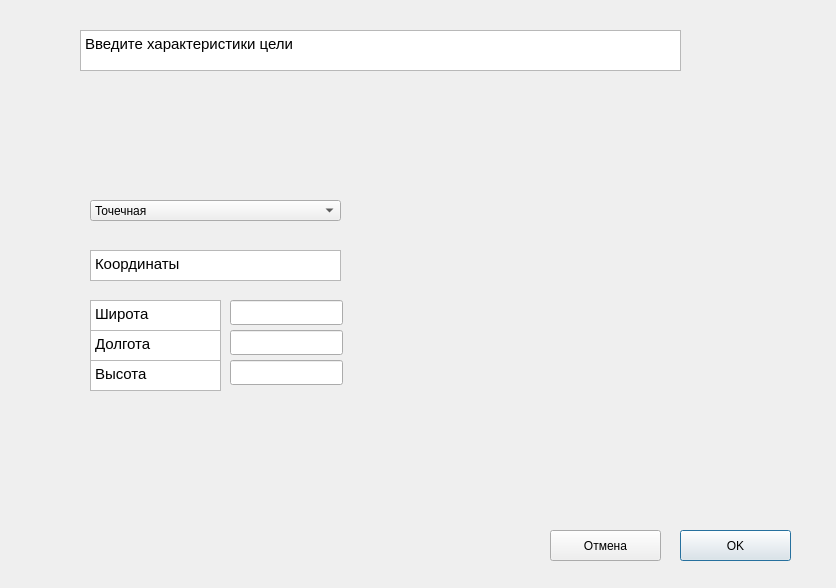
Above: addaim.ui from EgorovaAnna/gpbla before the change. Below: the same form after it.
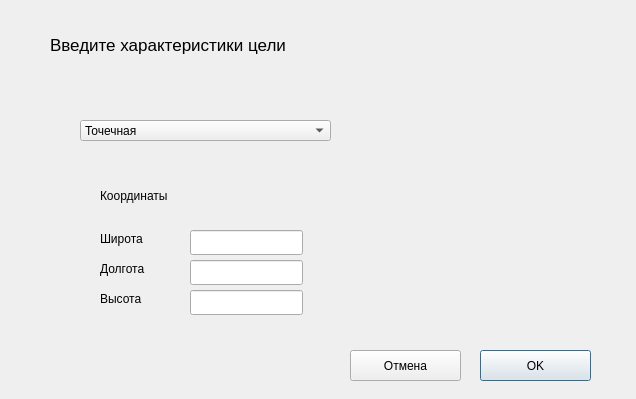
That is the form after the change.

Diff of the .ui file:
```diff
--- a/addaim.ui
+++ b/addaim.ui
@@ -6,35 +6,18 @@
    <rect>
     <x>0</x>
     <y>0</y>
-    <width>836</width>
-    <height>588</height>
+    <width>636</width>
+    <height>399</height>
    </rect>
   </property>
   <property name="windowTitle">
    <string>Dialog</string>
   </property>
-  <widget class="QTextBrowser" name="textBrowser">
-   <property name="geometry">
-    <rect>
-     <x>80</x>
-     <y>30</y>
-     <width>601</width>
-     <height>41</height>
-    </rect>
-   </property>
-   <property name="html">
-    <string>&lt;!DOCTYPE HTML PUBLIC &quot;-//W3C//DTD HTML 4.0//EN&quot; &quot;http://www.w3.org/TR/REC-html40/strict.dtd&quot;&gt;
-&lt;html&gt;&lt;head&gt;&lt;meta name=&quot;qrichtext&quot; content=&quot;1&quot; /&gt;&lt;style type=&quot;text/css&quot;&gt;
-p, li { white-space: pre-wrap; }
-&lt;/style&gt;&lt;/head&gt;&lt;body style=&quot; font-family:'Ubuntu'; font-size:11pt; font-weight:400; font-style:normal;&quot;&gt;
-&lt;p style=&quot; margin-top:0px; margin-bottom:0px; margin-left:0px; margin-right:0px; -qt-block-indent:0; text-indent:0px;&quot;&gt;Введите характеристики цели&lt;/p&gt;&lt;/body&gt;&lt;/html&gt;</string>
-   </property>
-  </widget>
   <widget class="QComboBox" name="type">
    <property name="geometry">
     <rect>
-     <x>90</x>
-     <y>200</y>
+     <x>80</x>
+     <y>120</y>
      <width>251</width>
      <height>21</height>
     </rect>
@@ -53,8 +36,8 @@
   <widget class="QLineEdit" name="lat">
    <property name="geometry">
     <rect>
-     <x>230</x>
-     <y>300</y>
+     <x>190</x>
+     <y>230</y>
      <width>113</width>
      <height>25</height>
     </rect>
@@ -66,96 +49,28 @@
   <widget class="QLineEdit" name="lon">
    <property name="geometry">
     <rect>
-     <x>230</x>
-     <y>330</y>
+     <x>190</x>
+     <y>260</y>
      <width>113</width>
      <height>25</height>
     </rect>
    </property>
   </widget>
-  <widget class="QTextBrowser" name="textBrowser_2">
-   <property name="geometry">
-    <rect>
-     <x>90</x>
-     <y>250</y>
-     <width>251</width>
-     <height>31</height>
-    </rect>
-   </property>
-   <property name="html">
-    <string>&lt;!DOCTYPE HTML PUBLIC &quot;-//W3C//DTD HTML 4.0//EN&quot; &quot;http://www.w3.org/TR/REC-html40/strict.dtd&quot;&gt;
-&lt;html&gt;&lt;head&gt;&lt;meta name=&quot;qrichtext&quot; content=&quot;1&quot; /&gt;&lt;style type=&quot;text/css&quot;&gt;
-p, li { white-space: pre-wrap; }
-&lt;/style&gt;&lt;/head&gt;&lt;body style=&quot; font-family:'Ubuntu'; font-size:11pt; font-weight:400; font-style:normal;&quot;&gt;
-&lt;p style=&quot; margin-top:0px; margin-bottom:0px; margin-left:0px; margin-right:0px; -qt-block-indent:0; text-indent:0px;&quot;&gt;Координаты&lt;/p&gt;&lt;/body&gt;&lt;/html&gt;</string>
-   </property>
-  </widget>
-  <widget class="QTextBrowser" name="textBrowser_3">
-   <property name="geometry">
-    <rect>
-     <x>90</x>
-     <y>300</y>
-     <width>131</width>
-     <height>31</height>
-    </rect>
-   </property>
-   <property name="html">
-    <string>&lt;!DOCTYPE HTML PUBLIC &quot;-//W3C//DTD HTML 4.0//EN&quot; &quot;http://www.w3.org/TR/REC-html40/strict.dtd&quot;&gt;
-&lt;html&gt;&lt;head&gt;&lt;meta name=&quot;qrichtext&quot; content=&quot;1&quot; /&gt;&lt;style type=&quot;text/css&quot;&gt;
-p, li { white-space: pre-wrap; }
-&lt;/style&gt;&lt;/head&gt;&lt;body style=&quot; font-family:'Ubuntu'; font-size:11pt; font-weight:400; font-style:normal;&quot;&gt;
-&lt;p style=&quot; margin-top:0px; margin-bottom:0px; margin-left:0px; margin-right:0px; -qt-block-indent:0; text-indent:0px;&quot;&gt;Широта&lt;/p&gt;&lt;/body&gt;&lt;/html&gt;</string>
-   </property>
-  </widget>
-  <widget class="QTextBrowser" name="textBrowser_4">
-   <property name="geometry">
-    <rect>
-     <x>90</x>
-     <y>330</y>
-     <width>131</width>
-     <height>31</height>
-    </rect>
-   </property>
-   <property name="html">
-    <string>&lt;!DOCTYPE HTML PUBLIC &quot;-//W3C//DTD HTML 4.0//EN&quot; &quot;http://www.w3.org/TR/REC-html40/strict.dtd&quot;&gt;
-&lt;html&gt;&lt;head&gt;&lt;meta name=&quot;qrichtext&quot; content=&quot;1&quot; /&gt;&lt;style type=&quot;text/css&quot;&gt;
-p, li { white-space: pre-wrap; }
-&lt;/style&gt;&lt;/head&gt;&lt;body style=&quot; font-family:'Ubuntu'; font-size:11pt; font-weight:400; font-style:normal;&quot;&gt;
-&lt;p style=&quot; margin-top:0px; margin-bottom:0px; margin-left:0px; margin-right:0px; -qt-block-indent:0; text-indent:0px;&quot;&gt;Долгота&lt;/p&gt;&lt;/body&gt;&lt;/html&gt;</string>
-   </property>
-  </widget>
   <widget class="QLineEdit" name="h">
    <property name="geometry">
     <rect>
-     <x>230</x>
-     <y>360</y>
+     <x>190</x>
+     <y>290</y>
      <width>113</width>
      <height>25</height>
     </rect>
    </property>
   </widget>
-  <widget class="QTextBrowser" name="textBrowser_5">
-   <property name="geometry">
-    <rect>
-     <x>90</x>
-     <y>360</y>
-     <width>131</width>
-     <height>31</height>
-    </rect>
-   </property>
-   <property name="html">
-    <string>&lt;!DOCTYPE HTML PUBLIC &quot;-//W3C//DTD HTML 4.0//EN&quot; &quot;http://www.w3.org/TR/REC-html40/strict.dtd&quot;&gt;
-&lt;html&gt;&lt;head&gt;&lt;meta name=&quot;qrichtext&quot; content=&quot;1&quot; /&gt;&lt;style type=&quot;text/css&quot;&gt;
-p, li { white-space: pre-wrap; }
-&lt;/style&gt;&lt;/head&gt;&lt;body style=&quot; font-family:'Ubuntu'; font-size:11pt; font-weight:400; font-style:normal;&quot;&gt;
-&lt;p style=&quot; margin-top:0px; margin-bottom:0px; margin-left:0px; margin-right:0px; -qt-block-indent:0; text-indent:0px;&quot;&gt;Высота&lt;/p&gt;&lt;/body&gt;&lt;/html&gt;</string>
-   </property>
-  </widget>
   <widget class="QPushButton" name="pushButton">
    <property name="geometry">
     <rect>
-     <x>680</x>
-     <y>530</y>
+     <x>480</x>
+     <y>350</y>
      <width>111</width>
      <height>31</height>
     </rect>
@@ -167,8 +82,8 @@
   <widget class="QPushButton" name="pushButton_2">
    <property name="geometry">
     <rect>
-     <x>550</x>
-     <y>530</y>
+     <x>350</x>
+     <y>350</y>
      <width>111</width>
      <height>31</height>
     </rect>
@@ -177,6 +92,82 @@
     <string>Отмена</string>
    </property>
   </widget>
+  <widget class="QLabel" name="label">
+   <property name="geometry">
+    <rect>
+     <x>50</x>
+     <y>30</y>
+     <width>511</width>
+     <height>31</height>
+    </rect>
+   </property>
+   <property name="font">
+    <font>
+     <pointsize>13</pointsize>
+    </font>
+   </property>
+   <property name="text">
+    <string>Введите характеристики цели</string>
+   </property>
+   <property name="textFormat">
+    <enum>Qt::RichText</enum>
+   </property>
+   <property name="scaledContents">
+    <bool>true</bool>
+   </property>
+  </widget>
+  <widget class="QLabel" name="label_2">
+   <property name="geometry">
+    <rect>
+     <x>100</x>
+     <y>180</y>
+     <width>191</width>
+     <height>31</height>
+    </rect>
+   </property>
+   <property name="text">
+    <string>Координаты</string>
+   </property>
+  </widget>
+  <widget class="QLabel" name="label_3">
+   <property name="geometry">
+    <rect>
+     <x>100</x>
+     <y>230</y>
+     <width>67</width>
+     <height>17</height>
+    </rect>
+   </property>
+   <property name="text">
+    <string>Широта</string>
+   </property>
+  </widget>
+  <widget class="QLabel" name="label_4">
+   <property name="geometry">
+    <rect>
+     <x>100</x>
+     <y>290</y>
+     <width>67</width>
+     <height>17</height>
+    </rect>
+   </property>
+   <property name="text">
+    <string>Высота</string>
+   </property>
+  </widget>
+  <widget class="QLabel" name="label_5">
+   <property name="geometry">
+    <rect>
+     <x>100</x>
+     <y>260</y>
+     <width>67</width>
+     <height>17</height>
+    </rect>
+   </property>
+   <property name="text">
+    <string>Долгота</string>
+   </property>
+  </widget>
  </widget>
  <resources/>
  <connections/>
```
